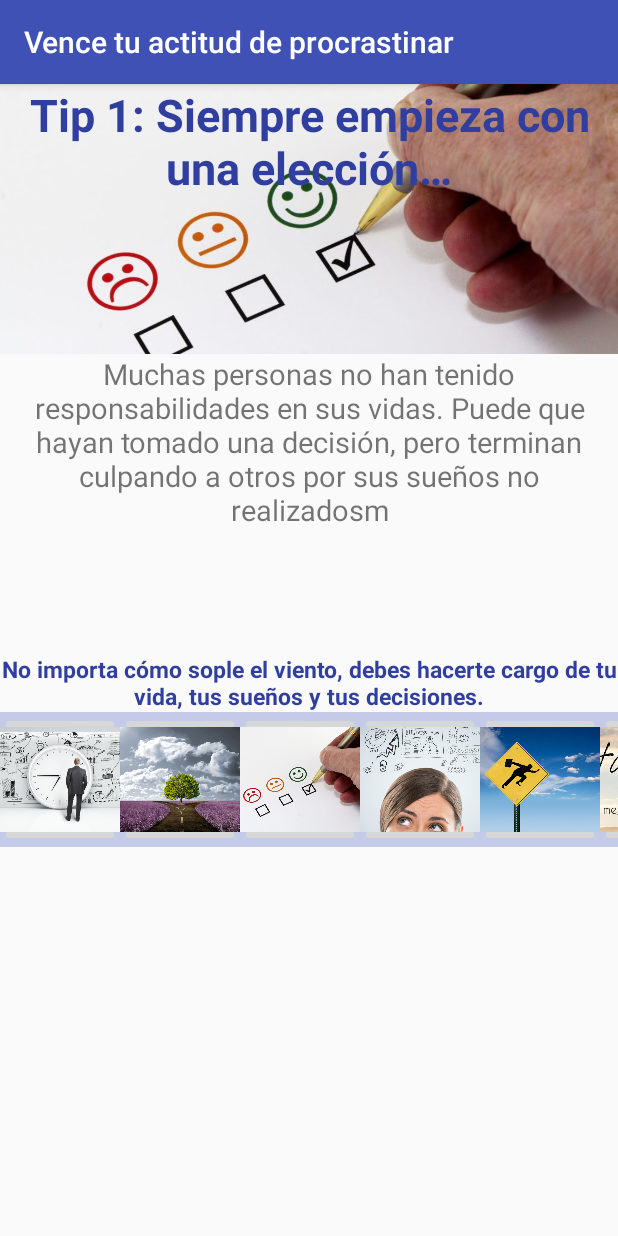
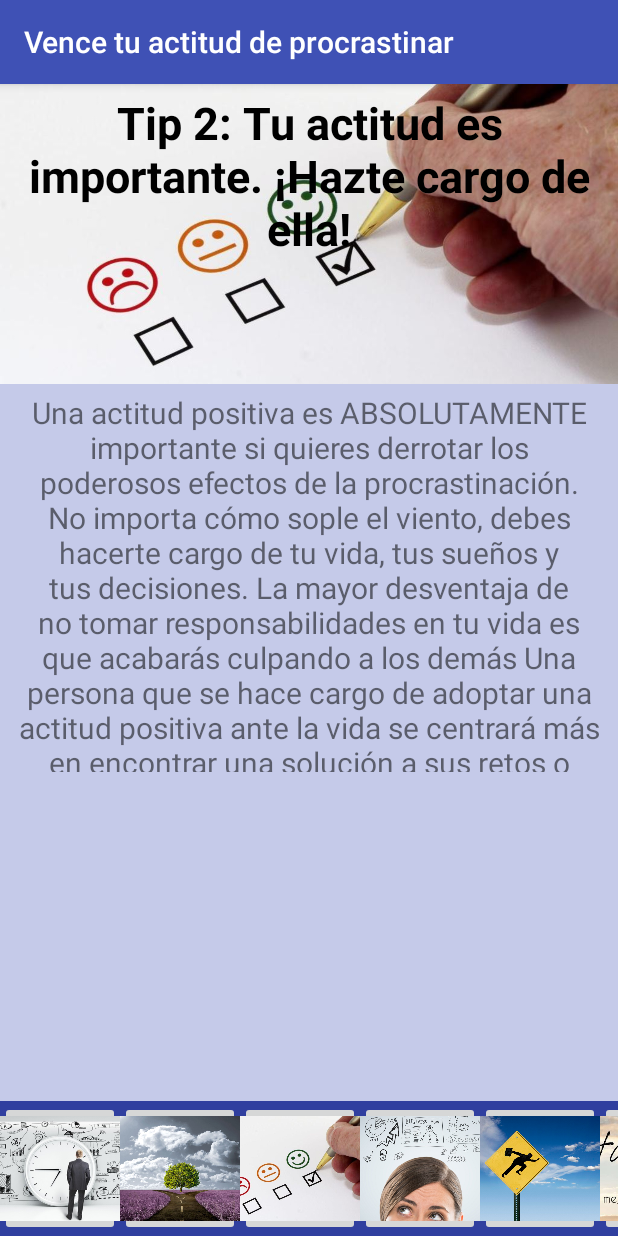
Before and after one commit to pamelita04/procrastinatingFiveTips, an Android app: the screen it shows after launch (MainActivity), after a tap on an icon or button, on a phone screen of 412 x 824 dp. Run offline under Robolectric (Android 15) with nearby library versions, the phone set to English and light mode, and no system bars; 2 other taps on this screen came first.

Commit message:
buttons with respect text and readme.txt

```diff
--- a/app/src/main/java/com/example/pame/fivetips/MainActivity.java
+++ b/app/src/main/java/com/example/pame/fivetips/MainActivity.java
@@ -9,9 +9,6 @@ import android.widget.TextView;
 
 public class MainActivity extends AppCompatActivity {
 
-    ImageView imageTip;
-    TextView textTip;
-    TextView textTipEnd;
 
     @Override
     protected void onCreate(Bundle savedInstanceState) {
@@ -19,22 +16,84 @@ public class MainActivity extends AppCompatActivity {
         setContentView(R.layout.activity_main);
     }
 
-    public void tip_choose(View view) {
+    /**
+     * This method displays an image, title of the tip and its respective explanation
+     * */
+    public void init(View view) {
+        TextView titleTip = (TextView) findViewById(R.id.title_tip);
         ImageView imageTip= (ImageView) findViewById(R.id.image_tip);
-        imageTip.setImageResource(R.drawable.elige_camino);
         TextView textTip = (TextView) findViewById(R.id.text_tip);
-        TextView textTipEnd = (TextView) findViewById(R.id.text_tip_end);
 
-        textTip.setText("El primer paso para vencer la procrastinación implica comprometerte con tus principios. Tienes que tomar una decisión sobre aquello en lo que quieres convertirte o hacer. Aunque todavía no tengas toda la información, conocimientos, habilidades, capital o tiempo para hacer que suceda, sigues teniendo que tomar una decisión de antemano. Sea cual sea el camino que tomes, debes prometerte que harás todo el trabajo duro y darás toda la determinación necesaria para conseguirlo. De lo contrario, será muy fácil cambiar tu opinión tan pronto como encuentres un obstáculo o un problema en el camino.");
-        textTipEnd.setText("“Quizás” y “no estoy seguro” son signos de advertencia de procrastinación, así que ¡cuidado!");
+        titleTip.setText(R.string.title_ini);
+        imageTip.setImageResource(R.drawable.img_ini);
+        textTip.setText(R.string.text_ini);
     }
 
-    public void tip_actitude(View view) {
+    /**
+     * This method displays an image, title of the tip and its respective explanation
+     * */
+    public void tip_1_choose(View view) {
+        TextView titleTip = (TextView) findViewById(R.id.title_tip);
         ImageView imageTip= (ImageView) findViewById(R.id.image_tip);
-        imageTip.setImageResource(R.drawable.actitud);
         TextView textTip = (TextView) findViewById(R.id.text_tip);
-        TextView textTipEnd = (TextView) findViewById(R.id.text_tip_end);
-        textTip.setText("Muchas personas no han tenido responsabilidades en sus vidas. Puede que hayan tomado una decisión, pero terminan culpando a otros por sus sueños no realizadosm");
-        textTipEnd.setText("No importa cómo sople el viento, debes hacerte cargo de tu vida, tus sueños y tus decisiones.");
+
+        titleTip.setText(R.string.title_tip_1);
+        imageTip.setImageResource(R.drawable.img_tip1);
+        textTip.setText(R.string.text_tip_1);
+
+
     }
+
+    /**
+     * This method displays an image, title of the tip and its respective explanation
+     * */
+    public void tip_2_actitude(View view) {
+        TextView titleTip = (TextView) findViewById(R.id.title_tip);
+        ImageView imageTip= (ImageView) findViewById(R.id.image_tip);
+        TextView textTip = (TextView) findViewById(R.id.text_tip);
+
+        titleTip.setText(R.string.title_tip_2);
+        imageTip.setImageResource(R.drawable.img_tip2);
+        textTip.setText(R.string.text_tip_2);
+    }
+
+    /**
+     * This method displays an image, title of the tip and its respective explanation
+     * */
+    public void tip_3_plan(View view) {
+        TextView titleTip = (TextView) findViewById(R.id.title_tip);
+        ImageView imageTip= (ImageView) findViewById(R.id.image_tip);
+        TextView textTip = (TextView) findViewById(R.id.text_tip);
+
+        titleTip.setText(R.string.title_tip_3);
+        imageTip.setImageResource(R.drawable.img_tip3);
+        textTip.setText(R.string.text_tip_3);
+    }
+
+    /**
+     * This method displays an image, title of the tip and its respective explanation
+     * */
+    public void tip_4_urgency(View view) {
+        TextView titleTip = (TextView) findViewById(R.id.title_tip);
+        ImageView imageTip= (ImageView) findViewById(R.id.image_tip);
+        TextView textTip = (TextView) findViewById(R.id.text_tip);
+
+        titleTip.setText(R.string.title_tip_4);
+        imageTip.setImageResource(R.drawable.img_tip4);
+        textTip.setText(R.string.text_tip_4);
+    }
+
+    /**
+     * This method displays an image, title of the tip and its respective explanation
+     * */
+    public void tip_5_action(View view) {
+        TextView titleTip = (TextView) findViewById(R.id.title_tip);
+        ImageView imageTip= (ImageView) findViewById(R.id.image_tip);
+        TextView textTip = (TextView) findViewById(R.id.text_tip);
+
+        titleTip.setText(R.string.title_tip_5);
+        imageTip.setImageResource(R.drawable.img_tip5);
+        textTip.setText(R.string.text_tip_5);
+    }
+
 }
--- a/app/src/main/res/layout/activity_main.xml
+++ b/app/src/main/res/layout/activity_main.xml
@@ -1,63 +1,78 @@
 <?xml version="1.0" encoding="utf-8"?>
 
-<LinearLayout
+<RelativeLayout
 
     xmlns:android="http://schemas.android.com/apk/res/android"
     android:orientation="vertical"
+    android:background="@color/lightPrimaryColor"
     android:layout_width="match_parent"
     android:layout_height="wrap_content">
 
 
-    <RelativeLayout
+
+    <LinearLayout
+        android:orientation="vertical"
         android:layout_width="match_parent"
-        android:layout_height="180dp">
+        android:layout_height="wrap_content">
 
-        <ImageView
-            android:id="@+id/image_tip"
-            android:src="@drawable/elige_camino"
+        <LinearLayout
+            android:layout_weight="0.5"
+            android:orientation="vertical"
+            android:layout_width="wrap_content"
+            android:layout_height="wrap_content">
+
+            <ImageView
+                android:id="@+id/image_tip"
+                android:src="@drawable/img_ini"
+                android:layout_width="match_parent"
+                android:layout_height="200dp"
+                android:scaleType="fitXY"
+                />
+
+        </LinearLayout>
+
+    <LinearLayout
+        android:layout_marginTop="5dp"
+        android:layout_weight="3"
+        android:orientation="vertical"
+        android:layout_width="wrap_content"
+        android:layout_height="wrap_content">
+
+        <ScrollView
+            android:background="@color/lightPrimaryColor"
             android:layout_width="match_parent"
-            android:layout_height="match_parent"
-            android:scaleType="centerCrop"
-            />
+            android:layout_height="253dp">
 
-        <TextView
-            android:id="@+id/title_tip"
-            android:layout_width="wrap_content"
-            android:layout_height="match_parent"
-            android:text="Tip 1: Siempre empieza con una elección…"
-            android:textSize="30sp"
-            android:textAlignment="center"
-            android:textStyle="bold"
-            android:textColor="@color/colorPrimaryDark"/>
-    </RelativeLayout>
-    <ScrollView
-        android:layout_width="match_parent"
-        android:layout_height="200dp">
+            <TextView
+                android:id="@+id/text_tip"
+                android:layout_marginLeft="10dp"
+                android:layout_marginRight="10dp"
+                android:gravity="center_horizontal"
+                android:layout_width="match_parent"
+                android:layout_height="wrap_content"
+                android:textSize="20sp"
+                android:text="@string/text_ini" />
 
-        <TextView
-            android:id="@+id/text_tip"
-            android:gravity="center_horizontal"
-            android:layout_width="match_parent"
-            android:layout_height="200dp"
-            android:textSize="19sp"
-            android:text="El primer paso para vencer la procrastinación implica comprometerte con tus principios. Tienes que tomar una decisión sobre aquello en lo que quieres convertirte o hacer. Aunque todavía no tengas toda la información, conocimientos, habilidades, capital o tiempo para hacer que suceda, sigues teniendo que tomar una decisión de antemano. Sea cual sea el camino que tomes, debes prometerte que harás todo el trabajo duro y darás toda la determinación necesaria para conseguirlo. De lo contrario, será muy fácil cambiar tu opinión tan pronto como encuentres un obstáculo o un problema en el camino." />
+        </ScrollView>
 
-    </ScrollView>
+    </LinearLayout>
+
+    </LinearLayout>
 
     <TextView
-        android:id="@+id/text_tip_end"
-        android:drawableTop="@color/lightPrimaryColor"
-        android:gravity="center"
+        android:id="@+id/title_tip"
+        android:layout_margin="5dp"
+        android:layout_width="wrap_content"
+        android:layout_height="match_parent"
+        android:text="@string/title_ini"
+        android:textSize="30sp"
+        android:textAlignment="center"
         android:textStyle="bold"
-        android:layout_width="match_parent"
-        android:layout_height="wrap_content"
-        android:textSize="15sp"
-        android:textColor="@color/colorPrimaryDark"
-        android:text="“Quizás” y “no estoy seguro” son signos de advertencia de procrastinación, así que ¡cuidado!" />
+        android:textColor="@android:color/black"/>
 
     <HorizontalScrollView
-
-        android:background="@color/lightPrimaryColor"
+        android:layout_alignParentBottom="true"
+        android:background="@color/colorPrimaryDark"
         android:layout_width="match_parent"
         android:layout_height="wrap_content">
 
@@ -67,36 +82,44 @@
             android:layout_height="wrap_content">
 
             <ImageButton
-                android:src="@drawable/coaching_ejecutivo"
+                android:id="@+id/bt_ini"
+                android:onClick="init"
+                android:src="@drawable/img_ini"
                 android:scaleType="centerCrop"
                 android:layout_width="80dp"
                 android:layout_height="90dp" />
             <ImageButton
                 android:id="@+id/bt_choose"
-                android:onClick="tip_choose"
-                android:src="@drawable/elige_camino"
+                android:onClick="tip_1_choose"
+                android:src="@drawable/img_tip1"
                 android:scaleType="centerCrop"
                 android:layout_width="80dp"
                 android:layout_height="90dp" />
             <ImageButton
                 android:id="@+id/bt_actitude"
-                android:onClick="tip_actitude"
-                android:src="@drawable/actitud"
+                android:onClick="tip_2_actitude"
+                android:src="@drawable/img_tip2"
                 android:scaleType="centerCrop"
                 android:layout_width="80dp"
                 android:layout_height="90dp" />
             <ImageButton
-                android:src="@drawable/plan"
+                android:id="@+id/bt_plan"
+                android:onClick="tip_3_plan"
+                android:src="@drawable/img_tip3"
                 android:scaleType="centerCrop"
                 android:layout_width="80dp"
                 android:layout_height="90dp" />
             <ImageButton
-                android:src="@drawable/sentido_urgencia"
+                android:id="@+id/bt_urgency"
+                android:onClick="tip_4_urgency"
+                android:src="@drawable/img_tip4"
                 android:scaleType="centerCrop"
                 android:layout_width="80dp"
                 android:layout_height="90dp" />
             <ImageButton
-                android:src="@drawable/actua"
+                android:id="@+id/bt_action"
+                android:onClick="tip_5_action"
+                android:src="@drawable/img_tip5"
                 android:scaleType="centerCrop"
                 android:layout_width="80dp"
                 android:layout_height="90dp" />
@@ -104,4 +127,4 @@
 
     </HorizontalScrollView>
 
-</LinearLayout>
+</RelativeLayout>
--- a/app/src/main/res/values/strings.xml
+++ b/app/src/main/res/values/strings.xml
@@ -1,3 +1,22 @@
 <resources>
+    <!--title bar-->
     <string name="app_name">Vence tu actitud de procrastinar</string>
+
+    <!--title tips-->
+    <string name="title_ini">5 tips para vencer tu actitud de procrastinar</string>
+    <string name="title_tip_1">Tip 1: Siempre empieza con una elección…</string>
+    <string name="title_tip_2">Tip 2: Tu actitud es importante. ¡Hazte cargo de ella!</string>
+    <string name="title_tip_3">Tip 3: Necesitas tener un plan, no importa lo básico que sea…</string>
+    <string name="title_tip_4">Tip 4: Crea un sentido de urgencia</string>
+    <string name="title_tip_5">Tip 5: ¡Actúa!</string>
+
+    <!--strings for paragraph-->
+    <string name="text_ini">¿Te distraes cuando trabajas en algo importante para hacer algo más trivial? Procrastinar significa posponer la tarea que estás realizando para realizar otra actividad secundaria que te distraiga de la principal. Procrastinar tiene que ver con una falta de motivación o con relacionar la tarea que estamos realizando con posibles consecuencias negativas. Si estás sumergido en una tarea que no disfrutas, tu mente necesita dejarla a un lado para respirar y hacer algo que te resulte más placentero.
+    </string>
+    <string name="text_tip_1">El primer paso para vencer la procrastinación implica comprometerte con tus principios. Tienes que tomar una decisión sobre aquello en lo que quieres convertirte o hacer. Aunque todavía no tengas toda la información, conocimientos, habilidades, capital o tiempo para hacer que suceda, sigues teniendo que tomar una decisión de antemano. Sea cual sea el camino que tomes, debes prometerte que harás todo el trabajo duro y darás toda la determinación necesaria para conseguirlo. De lo contrario, será muy fácil cambiar tu opinión tan pronto como encuentres un obstáculo o un problema en el camino.</string>
+    <string name="text_tip_2">Una actitud positiva es ABSOLUTAMENTE importante si quieres derrotar los poderosos efectos de la procrastinación. No importa cómo sople el viento, debes hacerte cargo de tu vida, tus sueños y tus decisiones. La mayor desventaja de no tomar responsabilidades en tu vida es que acabarás culpando a los demás Una persona que se hace cargo de adoptar una actitud positiva ante la vida se centrará más en encontrar una solución a sus retos o problemas.</string>
+    <string name="text_tip_3">Tu plan no necesita ser perfecto. Puede cambiar según adquieres más información y tu sueño se hace más claro. Cuanta más información vayas obteniendo, tendrás las herramientas necesarias para actualizar tu plan. Aún más importante: escribe tu plan. Hay algo muy poderoso y diferente en escribir  con palabras tu plan. Cuando lo haces, deja de ser una idea vaga que sólo existe en tu cabeza para transformarse en algo real.  A su vez es una buena práctica revisar tu plan cada cierto tiempo. Esta simple práctica te ayudará a actualizar tu plan tan pronto como te sea posible y te mantendrá focalizado en tu meta.</string>
+    <string name="text_tip_4">La procrastinación es tan poderosa es que nos seduce para creer que “no hay ninguna prisa, siempre habrá tiempo”. Al creer en esta mentira, nos robamos de forma muy inteligente nuestro tiempo y nuestras vidas. Toda persona exitosa sabe que el mejor momento para empezar a hacer algo es ¡AHORA! Así que pon una pistola en tu cabeza (¡imaginaria por supuesto!) para crear urgencia en tu vida, y establecer fechas límites estrictas y firmes para ti mismo. Evita la tentación de dejar para mañana lo que puedes hacer hoy.</string>
+    <string name="text_tip_5">Después de tomar una decisión, adoptar la actitud correcta, crear un plan básico y establecer estrictas fechas límites para ti, nada pasará ni nada cambiará hasta que tú no actúes. Cada día, debes realizar algo (no importa lo pequeño que sea) que te acerque más a tus sueños. Los pequeños pasos y esfuerzos que hacemos cada día pueden parecer no importar, pero importan. Al tomar acciones consistentes y positivas en la dirección de nuestros sueños, lograremos alcanzar las metas que nos hemos propuesto. “LA ACCIÓN ES LA MEDICINA MÁS POTENTE EN EL MUNDO PARA VENCER LA PROCRASTINACIÓN”</string>
+
 </resources>
```
Also changed, not shown: app/src/main/res/drawable/actitud.jpg (deleted), app/src/main/res/drawable/b_productividad.jpg (deleted), app/src/main/res/drawable/coaching_ejecutivo.jpg (deleted), app/src/main/res/drawable/elegir.jpg (deleted), app/src/main/res/drawable/img_ini.jpg (added), app/src/main/res/drawable/img_tip1.jpg (renamed from app/src/main/res/drawable/elige_camino.jpg), app/src/main/res/drawable/img_tip2.jpg (added), app/src/main/res/drawable/img_tip3.jpg (renamed from app/src/main/res/drawable/plan.jpg), app/src/main/res/drawable/img_tip4.jpg (renamed from app/src/main/res/drawable/sentido_urgencia.jpg), app/src/main/res/drawable/img_tip5.jpg (renamed from app/src/main/res/drawable/actua.jpg), app/src/main/res/drawable/productividad.png (deleted), 1 other file.
